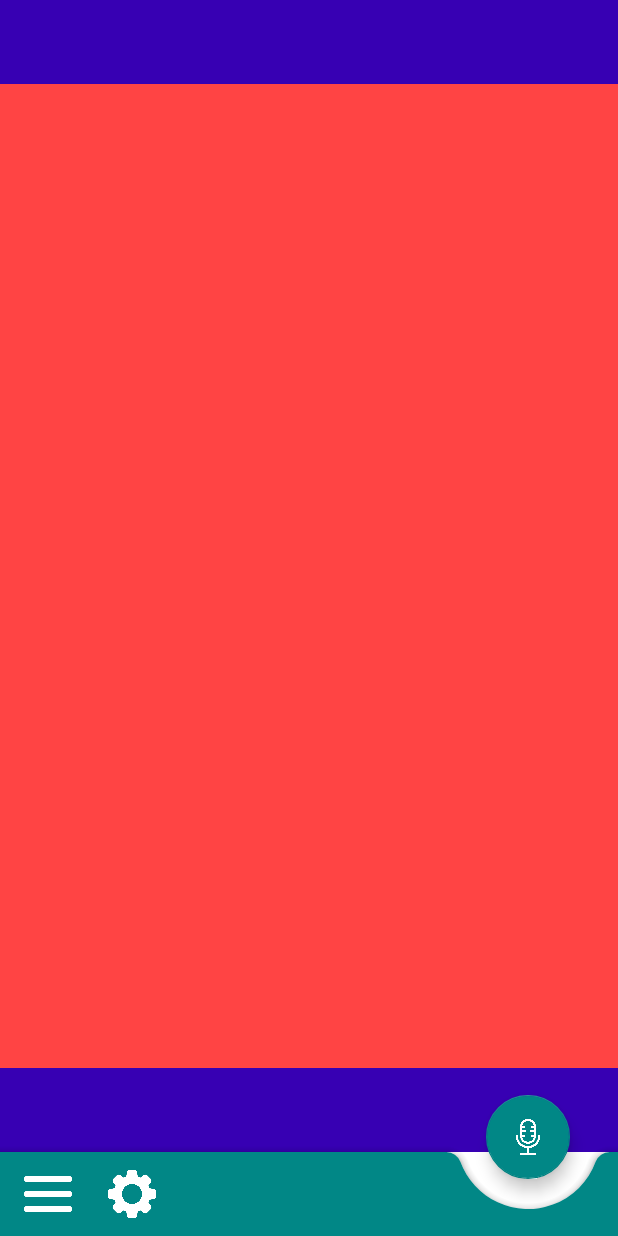
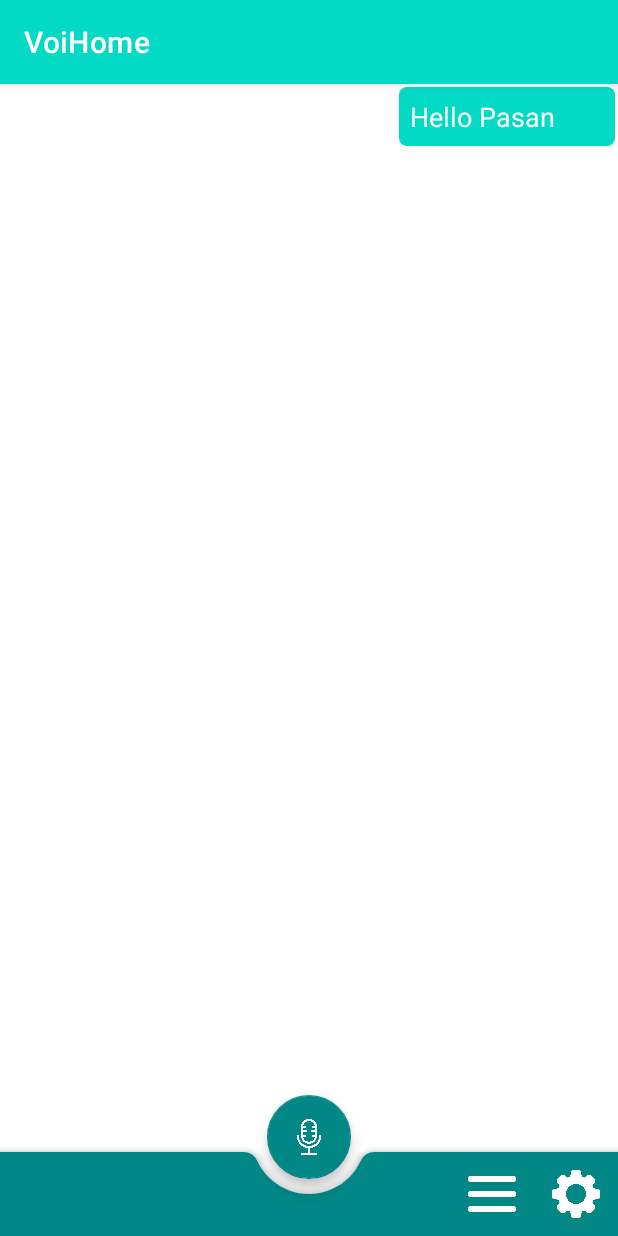
Before and after one commit to kingpasan/VoiHome, an Android app: the screen it shows after launch (MainActivity), after a tap on "Item", on a phone screen of 412 x 824 dp. Run offline under Robolectric (Android 15) with nearby library versions, the phone set to English and light mode, and no system bars; 1 other tap on this screen came first.

Commit message:
chat ui implemented

```diff
--- a/app/src/main/java/com/pasansemage/voihome/MainActivity.java
+++ b/app/src/main/java/com/pasansemage/voihome/MainActivity.java
@@ -1,14 +1,53 @@
 package com.pasansemage.voihome;
 
 import androidx.appcompat.app.AppCompatActivity;
+import androidx.recyclerview.widget.LinearLayoutManager;
+import androidx.recyclerview.widget.RecyclerView;
 
 import android.os.Bundle;
+import android.view.View;
+import android.widget.LinearLayout;
+import android.widget.Toast;
+
+import com.google.android.material.floatingactionbutton.FloatingActionButton;
+
+import java.util.ArrayList;
 
 public class MainActivity extends AppCompatActivity {
+
+    private FloatingActionButton btnTalkMic;
+    private RecyclerView chatRecylerView;
+    private MessagesAdapter messagesAdapter;
+    private ArrayList<Message> messageArrayList;
 
     @Override
     protected void onCreate(Bundle savedInstanceState) {
         super.onCreate(savedInstanceState);
         setContentView(R.layout.activity_main);
+
+        init();
+
+        btnTalkMic.setOnClickListener(new View.OnClickListener() {
+            @Override
+            public void onClick(View view) {
+                Toast.makeText( getApplicationContext(),"click complete", Toast.LENGTH_LONG).show();
+                Message msg = new Message("Hello Pasan", 1);
+                messageArrayList.add(msg);
+                messagesAdapter.notifyDataSetChanged();
+            }
+        });
+    }
+
+    public void init(){
+        btnTalkMic = findViewById(R.id.btnTalkMic);
+        chatRecylerView = findViewById(R.id.chatBoxRecyclerView);
+        messageArrayList = new ArrayList<>();
+
+        LinearLayoutManager linearLayoutManager = new LinearLayoutManager(this);
+
+        chatRecylerView.setLayoutManager(linearLayoutManager);
+        messagesAdapter = new MessagesAdapter(MainActivity.this, messageArrayList);
+        chatRecylerView.setAdapter(messagesAdapter);
+
     }
 }
--- /dev/null
+++ b/app/src/main/java/com/pasansemage/voihome/MessagesAdapter.java
@@ -0,0 +1,87 @@
+package com.pasansemage.voihome;
+
+import android.content.Context;
+import android.view.LayoutInflater;
+import android.view.View;
+import android.view.ViewGroup;
+import android.widget.TextView;
+
+import androidx.annotation.NonNull;
+import androidx.recyclerview.widget.RecyclerView;
+
+import java.util.ArrayList;
+
+public class MessagesAdapter extends RecyclerView.Adapter {
+
+    Context context;
+    ArrayList<Message> messages;
+
+    int ITEM_SEND = 1;
+    int ITEM_RECIEVE = 2;
+
+    public MessagesAdapter(Context context, ArrayList<Message> messages) {
+        this.context = context;
+        this.messages = messages;
+    }
+
+    @NonNull
+    @Override
+    public RecyclerView.ViewHolder onCreateViewHolder(@NonNull ViewGroup parent, int viewType) {
+        if(viewType == ITEM_SEND){
+            View view = LayoutInflater.from(context).inflate(R.layout.user_chat_layout, parent, false );
+            return new SenderViewHolder(view);
+        }else{
+            View view = LayoutInflater.from(context).inflate(R.layout.voihome_chat_layout, parent, false );
+            return new RecieverViewHolder(view);
+        }
+    }
+
+    @Override
+    public void onBindViewHolder(@NonNull RecyclerView.ViewHolder holder, int position) {
+             Message msg = messages.get(position);
+             if(holder.getClass() == SenderViewHolder.class) {
+                 SenderViewHolder viewHolder = (SenderViewHolder) holder;
+                 viewHolder.txtMessage.setText(msg.getMessage());
+             }else{
+                 RecieverViewHolder viewHolder = (RecieverViewHolder) holder;
+                 viewHolder.txtMessage.setText(msg.getMessage());
+             }
+    }
+
+    @Override
+    public int getItemViewType(int position) {
+        if(messages.get(position).getSenderNumber() == ITEM_SEND){
+            return ITEM_SEND;
+        }else {
+            return ITEM_RECIEVE;
+        }
+
+    }
+
+    @Override
+    public int getItemCount() {
+        return messages.size();
+    }
+
+
+
+    class SenderViewHolder extends RecyclerView.ViewHolder{
+        TextView txtMessage;
+
+        public SenderViewHolder(@NonNull View itemView) {
+            super(itemView);
+            txtMessage = itemView.findViewById(R.id.usermessage);
+
+        }
+    }
+
+    class RecieverViewHolder extends RecyclerView.ViewHolder{
+
+        TextView txtMessage;
+
+        public RecieverViewHolder(@NonNull View itemView) {
+            super(itemView);
+            txtMessage = itemView.findViewById(R.id.voimessage);
+        }
+    }
+}
--- a/app/src/main/res/drawable/user_command_input.xml
+++ /dev/null
@@ -1,4 +0,0 @@
-<?xml version="1.0" encoding="utf-8"?>
-<selector xmlns:android="http://schemas.android.com/apk/res/android">
-
-</selector>
--- /dev/null
+++ b/app/src/main/res/drawable/user_command_input_drawable.xml
@@ -0,0 +1,7 @@
+<?xml version="1.0" encoding="utf-8"?>
+<shape xmlns:android="http://schemas.android.com/apk/res/android">
+    <solid android:color="@color/colorPrimary">
+
+    </solid>
+    <corners android:radius="5dp"></corners>
+</shape>
--- a/app/src/main/res/drawable/voihome_command_output.xml
+++ /dev/null
@@ -1,4 +0,0 @@
-<?xml version="1.0" encoding="utf-8"?>
-<selector xmlns:android="http://schemas.android.com/apk/res/android">
-
-</selector>
--- a/app/src/main/res/layout/activity_main.xml
+++ b/app/src/main/res/layout/activity_main.xml
@@ -10,15 +10,17 @@
         android:layout_width="match_parent"
         android:layout_height="match_parent"
         android:layout_marginBottom="?actionBarSize"
-        android:background="@color/purple_700"
         android:orientation="vertical">
 
         <FrameLayout
             android:layout_width="match_parent"
             android:layout_height="match_parent"
-            android:layout_marginBottom="?actionBarSize"
-            android:layout_marginTop="?actionBarSize"
-            android:background="@android:color/holo_red_light">
+            >
+
+            <androidx.recyclerview.widget.RecyclerView
+                android:id="@+id/chatBoxRecyclerView"
+                android:layout_width="match_parent"
+                android:layout_height="match_parent" />
 
         </FrameLayout>
 
@@ -31,15 +33,15 @@
         android:layout_gravity="bottom"
         android:background="@color/white"
         android:backgroundTint="@color/colorPrimaryVariant"
-        app:fabAlignmentMode="end"
-        app:fabCradleMargin="20dp"
+        app:fabAlignmentMode="center"
+        app:fabCradleMargin="10dp"
         app:fabCradleRoundedCornerRadius="10dp"
         app:fabCradleVerticalOffset="10dp"
         app:menu="@menu/bottom_navigation_bar" />
 
 
     <com.google.android.material.floatingactionbutton.FloatingActionButton
-        android:id="@+id/fab"
+        android:id="@+id/btnTalkMic"
         android:layout_width="wrap_content"
         android:layout_height="wrap_content"
         android:background="@color/colorPrimaryVariant"
--- /dev/null
+++ b/app/src/main/res/layout/user_chat_layout.xml
@@ -0,0 +1,30 @@
+<?xml version="1.0" encoding="utf-8"?>
+<RelativeLayout xmlns:android="http://schemas.android.com/apk/res/android"
+    android:layout_width="match_parent"
+    android:layout_height="wrap_content"
+    android:layout_marginLeft="50dp"
+    android:padding="2dp">
+
+    <RelativeLayout
+        android:layout_width="wrap_content"
+        android:layout_height="wrap_content"
+        android:layout_alignParentEnd="true"
+        android:background="@drawable/user_command_input_drawable"
+        android:id="@+id/layoutformessage">
+
+        <TextView
+            android:layout_width="wrap_content"
+            android:layout_height="wrap_content"
+            android:text="Testing chat"
+            android:textSize="18sp"
+            android:textColor="@color/white"
+            android:paddingRight="40dp"
+            android:paddingLeft="7dp"
+            android:paddingBottom="7dp"
+            android:paddingTop="7dp"
+            android:id="@+id/usermessage"/>
+
+
+    </RelativeLayout>
+
+</RelativeLayout>
--- a/app/src/main/res/values-night/themes.xml
+++ b/app/src/main/res/values-night/themes.xml
@@ -11,8 +11,5 @@
         <item name="colorOnSecondary">@color/black</item>
         <!-- Status bar color. -->
         <item name="android:statusBarColor" tools:targetApi="l">?attr/colorPrimaryVariant</item>
-        <!-- Customize your theme here. -->
-        <item name="windowNoTitle">true</item>
-        <item name="titleEnabled">false</item>
     </style>
 </resources>
--- a/app/src/main/res/values/themes.xml
+++ b/app/src/main/res/values/themes.xml
@@ -11,8 +11,5 @@
         <item name="colorOnSecondary">@color/black</item>
         <!-- Status bar color. -->
         <item name="android:statusBarColor" tools:targetApi="l">?attr/colorPrimaryVariant</item>
-        <!-- Customize your theme here. -->
-        <item name="windowNoTitle">true</item>
-        <item name="titleEnabled">false</item>
     </style>
 </resources>
```
Also changed, not shown: app/src/main/java/com/pasansemage/voihome/Message.java (added, +31 -0 lines), app/src/main/res/drawable/voihome_command_output_drawable.xml (added, +7 -0 lines), app/src/main/res/layout/voihome_chat_layout.xml (added, +30 -0 lines).
